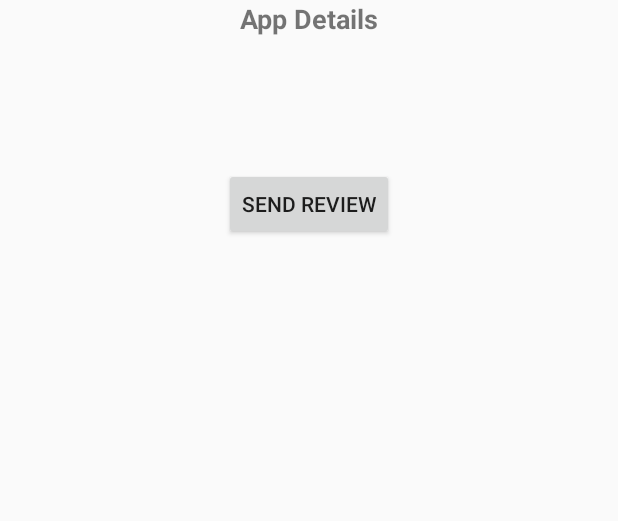
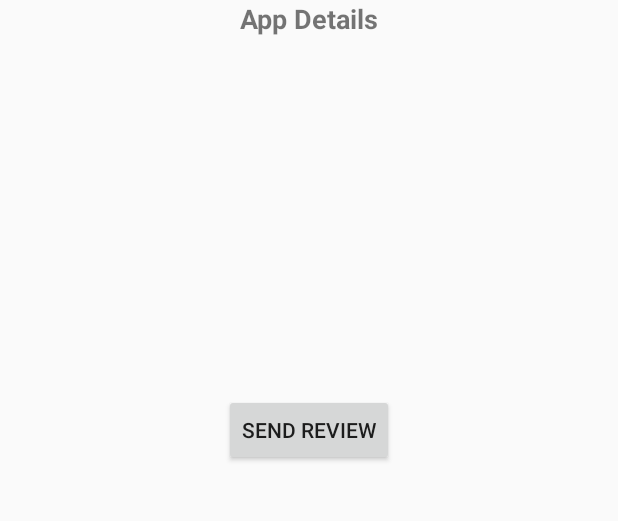
Before and after one commit to ISMIN-Design-Of-Mobile-Application/open-data-android-app-martinc278, an Android app: the layout fragment_app_details.xml on its own in the app's theme, with its tools: preview values and no code run, on a phone screen of 412 x 824 dp, the part 414-935 px from its top. Run offline under Robolectric (Android 15) with nearby library versions, the phone set to English and light mode, and no system bars.

```diff
--- a/app/src/main/res/layout/fragment_app_details.xml
+++ b/app/src/main/res/layout/fragment_app_details.xml
@@ -40,7 +40,7 @@
             app:layout_constraintBottom_toBottomOf="parent"
             app:layout_constraintEnd_toEndOf="parent"
             app:layout_constraintStart_toStartOf="parent"
-            app:layout_constraintTop_toTopOf="@+id/imageView" />
+            app:layout_constraintTop_toBottomOf="@+id/textView3" />
 
     </androidx.constraintlayout.widget.ConstraintLayout>
 
```
Also changed, not shown: app/src/main/java/com/ismin/opendataapp/AppDetailsFragment.kt (+22 -1 lines).
